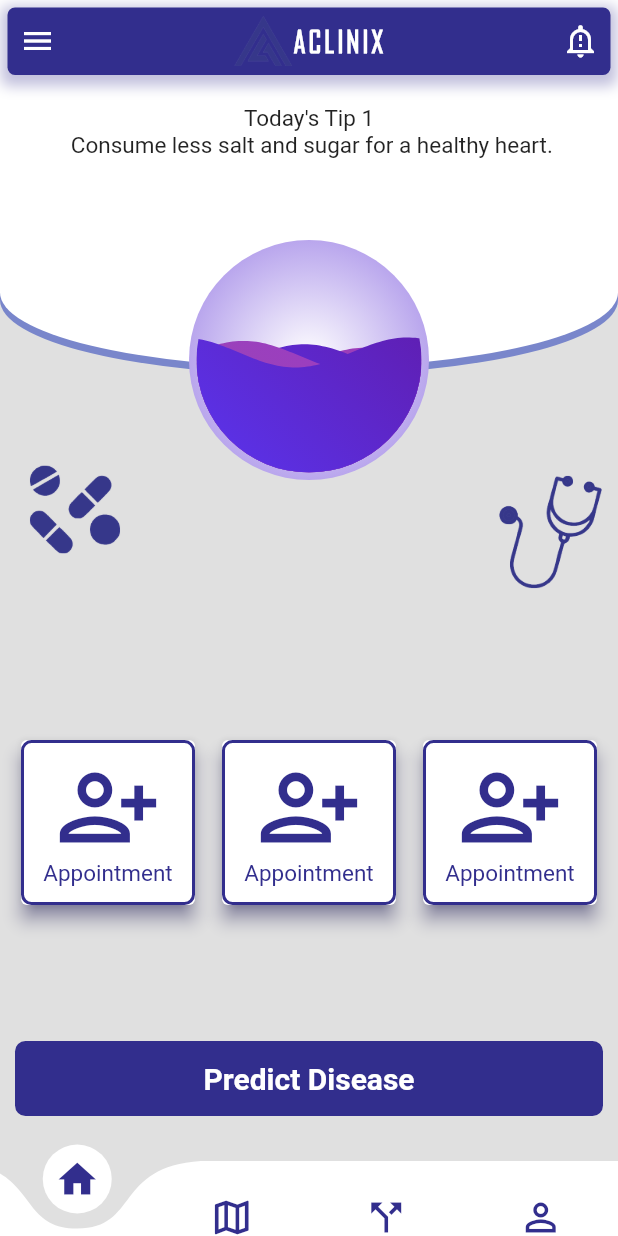
After one commit to iawais/aclinix_FYP, a Flutter app: the Home screen opened directly, on a phone screen of 412 x 824 dp. The commit adds this screen. Run offline on Flutter 3.47's test engine with Material 2 defaults, Android fonts, the phone set to English and light mode, and no system bars; drawn by our look-alikes of curved_navigation_bar, wave; our stand-ins replace fluttertoast, font_awesome_flutter, geolocator, google_maps_flutter, lite_rolling_switch.

Commit message:
All uptodate

```diff
--- a/lib/demo.dart
+++ b/lib/demo.dart
@@ -35,7 +35,7 @@ class _DemoScreenState extends State<DemoScreen> {
                 textOn: 'Patient',
                 textOff: 'Doctor',
                 colorOn: Colors.cyan,
-                colorOff: Colors.red[400],
+              //  colorOff: Colors.red[400],
                 iconOn: Icons.accessible_rounded,
                 iconOff: Icons.wheelchair_pickup_outlined,
                 animationDuration: Duration(milliseconds: 250),
--- /dev/null
+++ b/lib/pages/home.dart
@@ -0,0 +1,94 @@
+import 'package:aclinix/pages/homepage.dart';
+import 'package:aclinix/pages/navbar_key.dart';
+import 'package:aclinix/pages/nearMeHospitals.dart';
+import 'package:aclinix/pages/patientprofile.dart';
+import 'package:aclinix/pages/speaialists.dart';
+import 'package:flutter/material.dart';
+import 'package:curved_navigation_bar/curved_navigation_bar.dart';
+import 'package:fluttertoast/fluttertoast.dart';
+import 'package:font_awesome_flutter/font_awesome_flutter.dart';
+import 'package:wave/config.dart';
+import 'package:wave/wave.dart';
+
+
+class Home extends StatefulWidget {
+
+  @override
+  _HomeState createState() => _HomeState();
+}
+
+class _HomeState extends State<Home> {
+
+  final screens =[HomePage(),NearMeHospitals(),Specialists(), PatientProfile()];
+
+  int selectedIndex = 0;
+
+  @override
+  Widget build(BuildContext context) {
+    return SafeArea(
+      child:  Scaffold(
+
+        backgroundColor: Colors.grey[300],
+        drawer: Drawer(
+
+          child: ListView(
+            // Important: Remove any padding from the ListView.
+            padding: EdgeInsets.zero,
+            children: <Widget>[
+              DrawerHeader(
+                decoration: BoxDecoration(
+                  color: Colors.blue,
+                ),
+                child: Text('Drawer Header'),
+              ),
+              ListTile(
+                title: Text('Item 1'),
+                onTap: () {
+                  // Update the state of the app
+                  // ...
+                  // Then close the drawer
+                  Navigator.pop(context);
+                },
+              ),
+              ListTile(
+                title: Text('Item 2'),
+                onTap: () {
+                  // Update the state of the app
+                  // ...
+                  // Then close the drawer
+                  Navigator.pop(context);
+                },
+              ),
+            ],
+          ),
+        ),
+
+        body:screens[selectedIndex],
+
+        bottomNavigationBar: CurvedNavigationBar(
+          key: NavbarKey.getKey(),
+          index: 0,
+          height: 50.0,
+          items: <Widget>[
+            Icon(Icons.home, size: 30,color: Theme.of(context).accentColor,),
+            Icon(Icons.map_outlined, size: 30,color: Theme.of(context).accentColor,),
+            Icon(Icons.call_split, size: 30,color: Theme.of(context).accentColor,),
+            Icon(Icons.perm_identity, size: 30,color: Theme.of(context).accentColor,),
+          ],
+          color: Colors.white,
+          buttonBackgroundColor: Colors.white,
+          backgroundColor: Colors.grey[300],
+          animationCurve: Curves.easeInOutQuint,
+          animationDuration: Duration(milliseconds: 300),
+          onTap: (index) {
+            Fluttertoast.showToast(msg: "toast");
+            setState(() {
+             selectedIndex = index;
+            });
+          },
+          letIndexChange: (index) => true,
+        ),
+      ),
+    );
+  }
+}
--- /dev/null
+++ b/lib/pages/homepage.dart
@@ -0,0 +1,277 @@
+import 'package:aclinix/pages/navbar_key.dart';
+import 'package:aclinix/pages/nearMeHospitals.dart';
+import 'package:aclinix/pages/patientprofile.dart';
+import 'package:aclinix/pages/speaialists.dart';
+import 'package:flutter/material.dart';
+import 'package:curved_navigation_bar/curved_navigation_bar.dart';
+import 'package:fluttertoast/fluttertoast.dart';
+import 'package:font_awesome_flutter/font_awesome_flutter.dart';
+import 'package:wave/config.dart';
+import 'package:wave/wave.dart';
+
+class HomePage extends StatefulWidget {
+  const HomePage({Key? key}) : super(key: key);
+
+  @override
+  _HomePageState createState() => _HomePageState();
+}
+
+class _HomePageState extends State<HomePage> {
+
+  String tip = "Consume less salt and sugar for a healthy heart.";
+
+  Widget _appBarData(){
+    return Row(
+      mainAxisAlignment: MainAxisAlignment.center,
+      children: [
+        Image.asset('assets/images/logo2.png', fit: BoxFit.contain,height: 45,),
+        Text(
+          'ACLINIX',
+          style: TextStyle(
+              color: Theme.of(context).primaryColor,
+              fontSize: 20,
+              fontWeight: FontWeight.bold,
+              fontFamily: 'AgencyFb',
+              letterSpacing: 2
+          ),
+        )
+      ],
+    );
+  }
+
+  Widget _appBar(){
+    return Container(
+      margin: EdgeInsets.fromLTRB(5, 5, 5, 3),
+      padding: EdgeInsets.fromLTRB(8, 3, 8, 3),
+      width: MediaQuery.of(context).size.width,
+      height: 45,
+      decoration: BoxDecoration(
+        color: Theme.of(context).accentColor,
+        borderRadius: BorderRadius.circular(5),
+        boxShadow: [
+          BoxShadow(
+            color: Theme.of(context).accentColor.withOpacity(0.3),
+            spreadRadius: 4,
+            blurRadius: 7,
+            offset: Offset(0, 3), // changes position of shadow
+          ),
+        ],
+      ),
+
+      child: Row(
+        children: [
+          Builder(
+              builder: (BuildContext context) {
+                return InkWell(
+                  child: Icon(Icons.menu,color: Theme.of(context).primaryColor,),
+                  onTap: (){
+                    Scaffold.of(context).openDrawer();
+                  },
+                );
+              }
+          ),
+          Expanded(child: _appBarData(),),
+          Builder(
+              builder: (BuildContext context) {
+                return InkWell(
+                  child: Icon(Icons.notification_important_outlined,color: Theme.of(context).primaryColor,),
+                  onTap: (){
+                    Scaffold.of(context).openDrawer();
+                  },
+                );
+              }
+          ),
+        ],
+      ),
+    );
+  }
+
+  Widget _mainCard(){
+    return Card(
+      elevation: 5,
+
+      shadowColor: Theme.of(context).accentColor,
+      child: Container(
+        padding: EdgeInsets.fromLTRB(0, 8, 0, 0),
+        height: 110,
+        width: 110,
+        decoration:  BoxDecoration(
+            borderRadius: BorderRadius.circular(7),
+            border: Border.all( color: Color(0xFF322e8d), width: 2)
+        ),
+        child: Column(
+          mainAxisSize: MainAxisSize.max,
+          children: [
+            Icon(Icons.person_add_alt_1_outlined,color: Theme.of(context).accentColor,size: 70,),
+            Text('Appointment',
+              style: TextStyle(
+                fontSize: 15,
+                color: Theme.of(context).accentColor,
+              ),
+            )
+          ],
+        ),
+      ),
+    );
+  }
+
+  Widget _waveWidget(){
+    return CircleAvatar(
+        backgroundColor: Colors.transparent,
+        radius: 75,
+        child: ClipOval(
+          child:  WaveWidget(
+            config: CustomConfig(
+              gradients: [
+                [Color(0xFF9846a0), Color(0xFF9e37c9)],
+                [Color(0xFF5A34EE), Color(0xFF601AA6)],
+                [Color(0xFF9846b4), Color(0xFF9e37c9)],
+                [Color(0xFF5A34EE), Color(0xFF601AA6)]
+              ],
+              durations: [15000, 12440, 10800, 6000],
+              heightPercentages: [0.445, 0.430, 0.415, 0.4],
+              blur: MaskFilter.blur(BlurStyle.solid, 8),
+              gradientBegin: Alignment.bottomLeft,
+              gradientEnd: Alignment.topRight,
+            ),
+            waveAmplitude: 0,
+
+            size: Size(
+              double.infinity,
+              double.infinity,
+            ),
+          ),
+        )
+    );
+
+  }
+  @override
+  Widget build(BuildContext context) {
+    return Stack(
+      children: [
+        Positioned(
+          top: MediaQuery.of(context).size.height/3 + 15,
+          left: 0,
+          height: 100,
+          width: 100,
+          child: Image(image: AssetImage('assets/images/meds.png')),
+        ),
+        Positioned(
+          top: MediaQuery.of(context).size.height/3 + 15,
+          right: -20,
+          height: 130,
+          width: 130,
+          child: Image(image: AssetImage('assets/images/stethoscope.png')),
+        ),
+        Column(
+          children: [
+            Stack(
+              children: [
+                Container(
+                  height: 250.0,
+                  decoration: new BoxDecoration(
+                    color: Colors.indigo[300],
+                    borderRadius: BorderRadius.vertical(
+                        bottom: Radius.elliptical(
+                            MediaQuery.of(context).size.width, 100.0)),
+                  ),
+                ),
+                Container(
+                  height: 245.0,
+                  decoration: new BoxDecoration(
+                    color: Theme.of(context).primaryColor,
+                    borderRadius: BorderRadius.vertical(
+                        bottom: Radius.elliptical(
+                            MediaQuery.of(context).size.width, 100.0)),
+                  ),
+                  child: Container(
+                      alignment: Alignment.topCenter,
+                      padding: EdgeInsets.fromLTRB(20, 70, 20, 0),
+                      width: MediaQuery.of(context).size.width,
+                      child : Text("Today's Tip 1\n $tip", textAlign: TextAlign.center,
+                        style: TextStyle(
+                            fontSize: 15
+                        ),
+                      )
+                  ),
+                ),
+                _appBar(),
+              ],
+            ),
+            Expanded(
+              child: Column(
+                children: [
+                  Expanded(
+                    flex: 3,
+                    child: Container(),
+                  ),
+
+                  Expanded(
+                      flex: 5,
+                      child: Container(
+                        alignment: Alignment.center,
+                        child: Row(
+                          children: [
+                            SizedBox(width: 10,),
+                            Expanded(child: _mainCard()),
+                            SizedBox(width: 10,),
+                            Expanded(child: _mainCard()),
+                            SizedBox(width: 10,),
+                            Expanded(child: _mainCard()),
+                            SizedBox(width: 10,),
+                          ],
+                        ),
+                      )
+                  )
+                ],
+              ),
+            ),
+            InkWell(
+                child: Container(
+                  alignment: Alignment.center,
+                  width: MediaQuery.of(context).size.width,
+                  height: 50,
+                  margin: EdgeInsets.fromLTRB(10, 10, 10, 30),
+                  padding: EdgeInsets.all(10),
+                  child: Text('Predict Disease',
+                    style: TextStyle(
+                      color: Colors.white,
+                      fontWeight: FontWeight.w600,
+                      fontSize: 20,
+                    ),
+                  ),
+                  decoration: BoxDecoration(
+                    borderRadius: BorderRadius.circular(7),
+                    color: Theme.of(context).accentColor,
+                  ) ,
+                )
+            ),
+
+          ],
+        ),
+        Positioned(
+            top: 160,
+            left: MediaQuery.of(context).size.width/2 -80,
+            child: Container(
+              alignment: Alignment.center,
+              decoration: BoxDecoration(
+                shape: BoxShape.circle,
+                gradient: RadialGradient(
+                  colors: [Colors.white, Color(0xffb9a6ed)],
+                ),
+              ),
+              child: Stack(
+                children: [
+                  CircleAvatar(
+                    backgroundColor: Colors.transparent,
+                    child: _waveWidget(),
+                    radius: 80,
+                  )
+                ],
+              ),
+            )
+        ),
+      ],
+    );
+  }
+}
--- /dev/null
+++ b/lib/pages/navbar_key.dart
@@ -0,0 +1,9 @@
+import 'package:flutter/cupertino.dart';
+
+class NavbarKey{
+
+  NavbarKey._();
+
+  static final GlobalKey _bottomNavigationKey = GlobalKey();
+  static GlobalKey getKey()=>_bottomNavigationKey;
+}
```
Also changed, not shown: lib/pages/login.dart (+4 -49 lines), lib/pages/nearMeHospitals.dart (added, +154 -0 lines), lib/pages/patientprofile.dart (added, +18 -0 lines), lib/pages/speaialists.dart (added, +19 -0 lines), pubspec.yaml (+6 -1 lines), assets/images/abc.png (added), assets/images/logo2.png (added), pubspec.lock, 6 other files.
